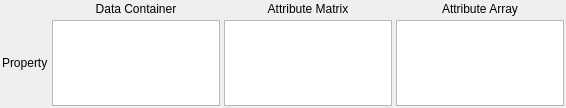
The window that Source/DREAM3DWidgetsLib/FilterParameterWidgets/UI_Files/ArraySelectionWidget.ui (BlueQuartzSoftware/DREAM3D) describes before a commit, drawn with Qt 5.
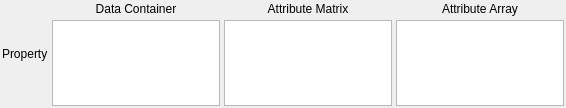
The same window after the commit.

What changed in the file:
```diff
--- a/Source/DREAM3DWidgetsLib/FilterParameterWidgets/UI_Files/ArraySelectionWidget.ui
+++ b/Source/DREAM3DWidgetsLib/FilterParameterWidgets/UI_Files/ArraySelectionWidget.ui
@@ -29,13 +29,6 @@
    <property name="spacing">
     <number>4</number>
    </property>
-   <item row="1" column="0">
-    <widget class="QLabel" name="ArraySelectionWidgetLabel">
-     <property name="text">
-      <string>Property</string>
-     </property>
-    </widget>
-   </item>
    <item row="1" column="1">
     <widget class="QListWidget" name="dataContainerList">
      <property name="minimumSize">
@@ -102,6 +95,13 @@
      </property>
     </widget>
    </item>
+   <item row="0" column="0" rowspan="2">
+    <widget class="QLabel" name="ArraySelectionWidgetLabel">
+     <property name="text">
+      <string>Property</string>
+     </property>
+    </widget>
+   </item>
   </layout>
  </widget>
  <resources/>
```
Left out of the diff: 19 changed lines with no effect on the pictures.
